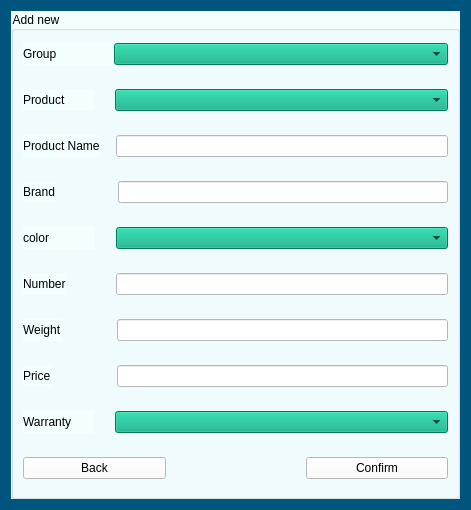
Before: the Qt Designer form Login_And_Admin/addproduct.ui in AP-projects-4001/esm-nadarim, drawn with Qt 5.
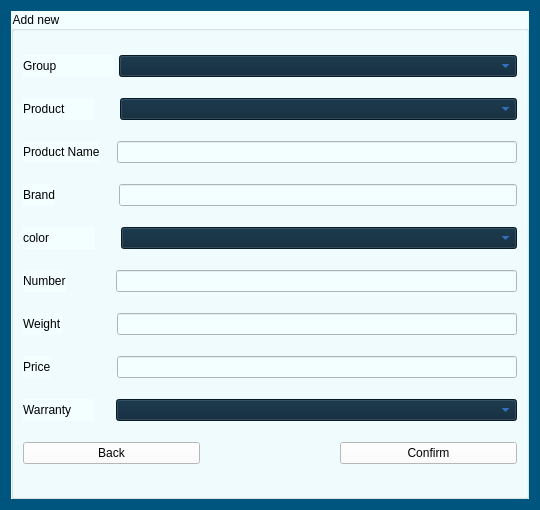
After: the same form once the commit is applied.

The edit to the form file:
```diff
--- a/Login_And_Admin/addproduct.ui
+++ b/Login_And_Admin/addproduct.ui
@@ -6,7 +6,7 @@
    <rect>
     <x>0</x>
     <y>0</y>
-    <width>471</width>
+    <width>540</width>
     <height>510</height>
    </rect>
   </property>
@@ -18,7 +18,7 @@
   </property>
   <property name="maximumSize">
    <size>
-    <width>471</width>
+    <width>540</width>
     <height>510</height>
    </size>
   </property>
@@ -29,9 +29,6 @@
    <string notr="true">background-color: rgb(0, 85, 127);</string>
   </property>
   <layout class="QVBoxLayout" name="verticalLayout_2">
-   <property name="spacing">
-    <number>10</number>
-   </property>
    <item>
     <widget class="QGroupBox" name="groupBox">
      <property name="styleSheet">
@@ -42,13 +39,10 @@
       <string>Add new</string>
      </property>
      <layout class="QVBoxLayout" name="verticalLayout">
-      <property name="spacing">
-       <number>21</number>
-      </property>
       <item>
        <layout class="QHBoxLayout" name="horizontalLayout">
         <property name="spacing">
-         <number>0</number>
+         <number>5</number>
         </property>
         <property name="leftMargin">
          <number>0</number>
@@ -81,7 +75,8 @@
            </size>
           </property>
           <property name="styleSheet">
-           <string notr="true">background-color: rgb(0, 170, 127);</string>
+           <string notr="true">background-color: #082336;
+	color: #3e93ff;</string>
           </property>
           <item>
            <property name="text">
@@ -104,6 +99,9 @@
       </item>
       <item>
        <layout class="QHBoxLayout" name="horizontalLayout_2">
+        <property name="spacing">
+         <number>26</number>
+        </property>
         <item>
          <widget class="QLabel" name="label_2">
           <property name="maximumSize">
@@ -120,8 +118,8 @@
         <item>
          <widget class="QComboBox" name="model_combo">
           <property name="styleSheet">
-           <string notr="true">
-background-color: rgb(0, 170, 127);</string>
+           <string notr="true">background-color: #082336;
+	color: #3e93ff;</string>
           </property>
          </widget>
         </item>
@@ -130,7 +128,7 @@
       <item>
        <layout class="QHBoxLayout" name="horizontalLayout_3">
         <property name="spacing">
-         <number>16</number>
+         <number>17</number>
         </property>
         <item>
          <widget class="QLabel" name="label_3">
@@ -142,7 +140,34 @@
         <item>
          <widget class="QLineEdit" name="productname_line">
           <property name="styleSheet">
-           <string notr="true">background-color: rgb(255, 255, 255);</string>
+           <string notr="true">background-color: #082336;
+	color: #3e93ff;
+	border-style: solid;
+	border-width: 2px;
+	border-color: #1e4b6d;
+	padding: 10px;
+
+QLineEdit::hover
+{
+	background-color: #082336;
+	color: #3e93ca;
+	border-style: solid;
+	border-width: 2px;
+	border-color: #01dcff;
+	padding: 10px;
+
+}
+
+QLineEdit::focus
+{
+	
+	color: #3e93ca;
+	border-style: solid;
+	border-width: 2px;
+	border-color: #01dcff;
+	padding: 10px;
+
+}</string>
           </property>
          </widget>
         </item>
@@ -151,7 +176,7 @@
       <item>
        <layout class="QHBoxLayout" name="horizontalLayout_4">
         <property name="spacing">
-         <number>63</number>
+         <number>64</number>
         </property>
         <item>
          <widget class="QLabel" name="label_4">
@@ -163,7 +188,34 @@
         <item>
          <widget class="QLineEdit" name="brand_line">
           <property name="styleSheet">
-           <string notr="true">background-color: rgb(255, 255, 255);</string>
+           <string notr="true">background-color: #082336;
+	color: #3e93ff;
+	border-style: solid;
+	border-width: 2px;
+	border-color: #1e4b6d;
+	padding: 10px;
+
+QLineEdit::hover
+{
+	background-color: #082336;
+	color: #3e93ca;
+	border-style: solid;
+	border-width: 2px;
+	border-color: #01dcff;
+	padding: 10px;
+
+}
+
+QLineEdit::focus
+{
+	
+	color: #3e93ca;
+	border-style: solid;
+	border-width: 2px;
+	border-color: #01dcff;
+	padding: 10px;
+
+}</string>
           </property>
          </widget>
         </item>
@@ -171,6 +223,9 @@
       </item>
       <item>
        <layout class="QHBoxLayout" name="horizontalLayout_5">
+        <property name="spacing">
+         <number>26</number>
+        </property>
         <item>
          <widget class="QLabel" name="label_5">
           <property name="maximumSize">
@@ -187,8 +242,8 @@
         <item>
          <widget class="QComboBox" name="color_combo">
           <property name="styleSheet">
-           <string notr="true">
-background-color: rgb(0, 170, 127);</string>
+           <string notr="true">background-color: #082336;
+	color: #3e93ff;</string>
           </property>
           <item>
            <property name="text">
@@ -269,7 +324,34 @@
         <item>
          <widget class="QLineEdit" name="number_line">
           <property name="styleSheet">
-           <string notr="true">background-color: rgb(255, 255, 255);</string>
+           <string notr="true">background-color: #082336;
+	color: #3e93ff;
+	border-style: solid;
+	border-width: 2px;
+	border-color: #1e4b6d;
+	padding: 10px;
+
+QLineEdit::hover
+{
+	background-color: #082336;
+	color: #3e93ca;
+	border-style: solid;
+	border-width: 2px;
+	border-color: #01dcff;
+	padding: 10px;
+
+}
+
+QLineEdit::focus
+{
+	
+	color: #3e93ca;
+	border-style: solid;
+	border-width: 2px;
+	border-color: #01dcff;
+	padding: 10px;
+
+}</string>
           </property>
          </widget>
         </item>
@@ -290,7 +372,34 @@
         <item>
          <widget class="QLineEdit" name="weight_line">
           <property name="styleSheet">
-           <string notr="true">background-color: rgb(255, 255, 255);</string>
+           <string notr="true">background-color: #082336;
+	color: #3e93ff;
+	border-style: solid;
+	border-width: 2px;
+	border-color: #1e4b6d;
+	padding: 10px;
+
+QLineEdit::hover
+{
+	background-color: #082336;
+	color: #3e93ca;
+	border-style: solid;
+	border-width: 2px;
+	border-color: #01dcff;
+	padding: 10px;
+
+}
+
+QLineEdit::focus
+{
+	
+	color: #3e93ca;
+	border-style: solid;
+	border-width: 2px;
+	border-color: #01dcff;
+	padding: 10px;
+
+}</string>
           </property>
          </widget>
         </item>
@@ -311,7 +420,34 @@
         <item>
          <widget class="QLineEdit" name="price_line">
           <property name="styleSheet">
-           <string notr="true">background-color: rgb(255, 255, 255);</string>
+           <string notr="true">background-color: #082336;
+	color: #3e93ff;
+	border-style: solid;
+	border-width: 2px;
+	border-color: #1e4b6d;
+	padding: 10px;
+
+QLineEdit::hover
+{
+	background-color: #082336;
+	color: #3e93ca;
+	border-style: solid;
+	border-width: 2px;
+	border-color: #01dcff;
+	padding: 10px;
+
+}
+
+QLineEdit::focus
+{
+	
+	color: #3e93ca;
+	border-style: solid;
+	border-width: 2px;
+	border-color: #01dcff;
+	padding: 10px;
+
+}</string>
           </property>
          </widget>
         </item>
@@ -319,6 +455,9 @@
       </item>
       <item>
        <layout class="QHBoxLayout" name="horizontalLayout_9">
+        <property name="spacing">
+         <number>22</number>
+        </property>
         <item>
          <widget class="QLabel" name="label_9">
           <property name="maximumSize">
@@ -335,8 +474,8 @@
         <item>
          <widget class="QComboBox" name="warranty_combo">
           <property name="styleSheet">
-           <string notr="true">
-background-color: rgb(0, 170, 127);</string>
+           <string notr="true">background-color: #082336;
+	color: #3e93ff;</string>
           </property>
           <item>
            <property name="text">
```
